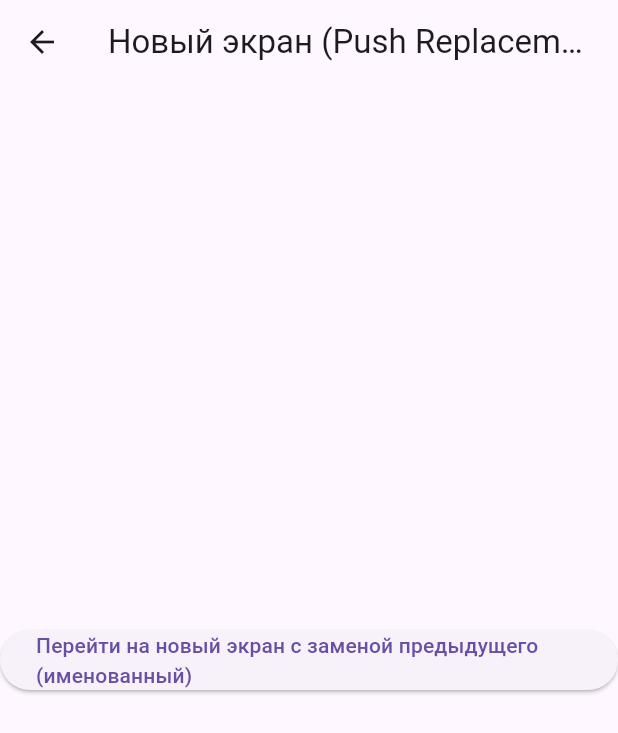
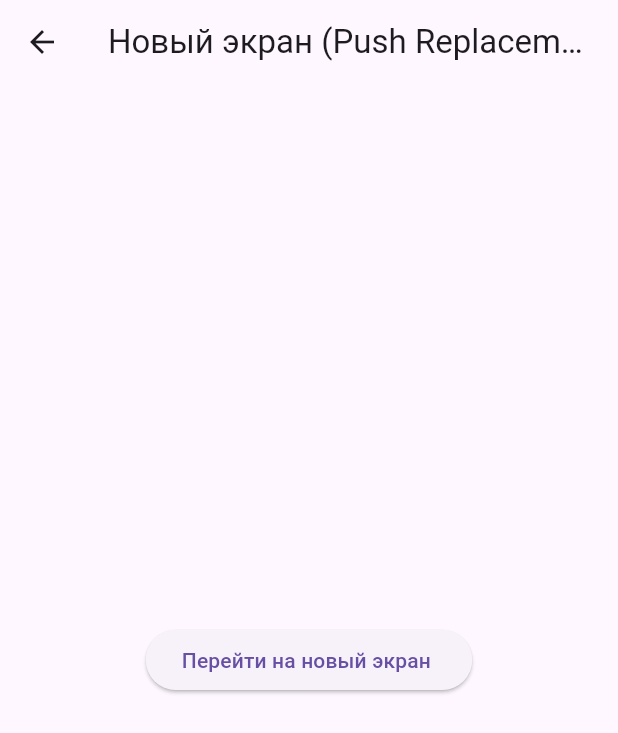
Before and after one commit to Abitaeva/naz4crc3zadanie, a Flutter app: the PushReplacementNamedScreen screen opened directly, on a phone screen of 412 x 824 dp. Shown: the top 733 px of the screen. Run offline on Flutter 3.47's test engine with Material 3 defaults, Android fonts, the phone set to English and light mode, and no system bars.

Commit message:
Update push_replacement_named_screen.dart

```diff
--- a/lib/push_replacement_named_screen.dart
+++ b/lib/push_replacement_named_screen.dart
@@ -12,7 +12,7 @@ class PushReplacementNamedScreen extends StatelessWidget {
           onPressed: () {
             Navigator.pushReplacementNamed(context, '/new_screen');
           },
-          child: Text('Перейти на новый экран с заменой предыдущего (именованный)'),
+          child: Text('Перейти на новый экран '),
         ),
       ),
     );
```
